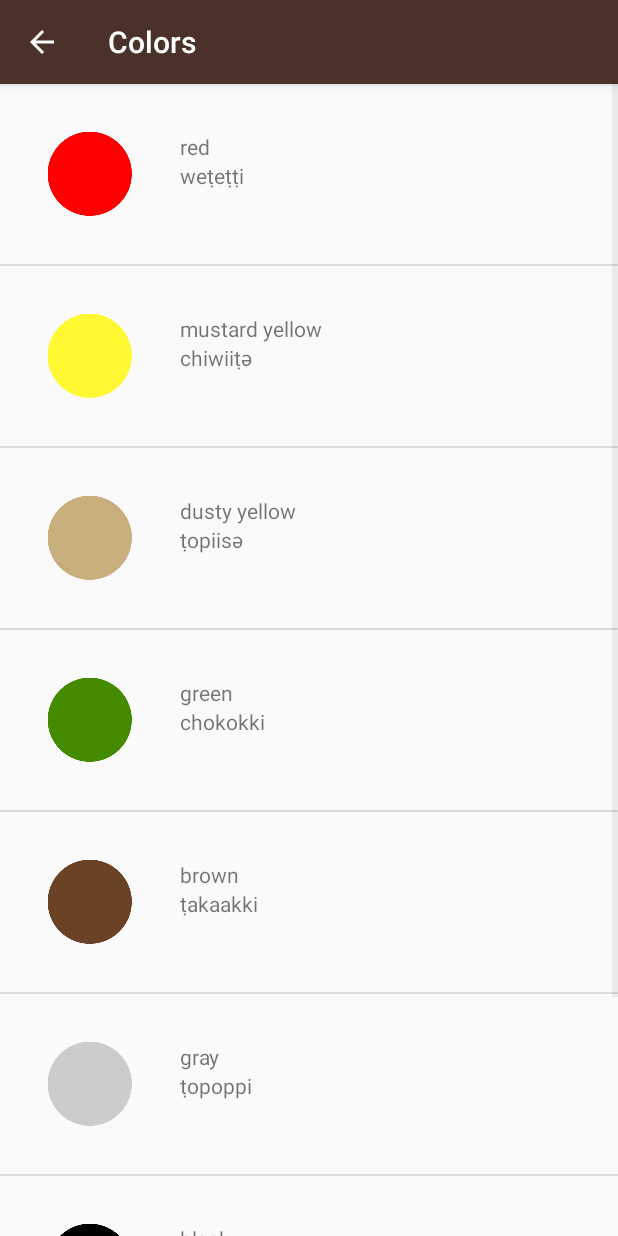
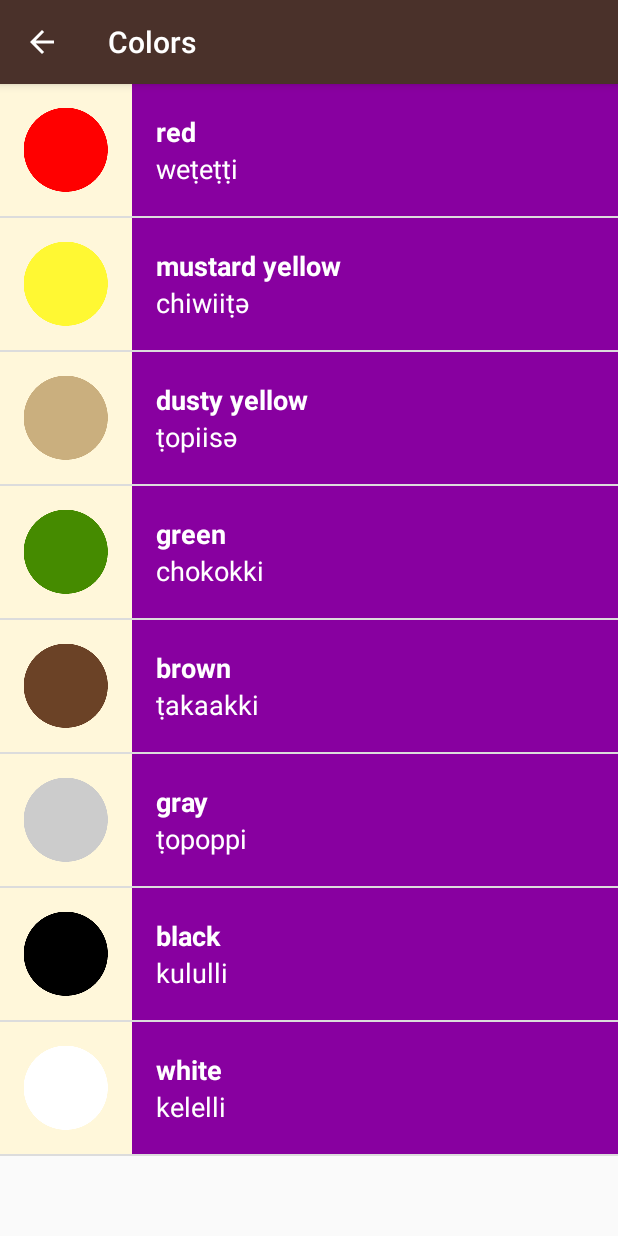
Before and after one commit to Jordi-Guardia/miwok, an Android app: the ColorsActivity screen opened directly, with no data from a screen before it, on a phone screen of 412 x 824 dp. Run offline under Robolectric (Android 15) with nearby library versions, the phone set to English and light mode, and no system bars.

Commit message:
curs 3 tema 5 video 3 els colors i les imatges ja estan ben introduides, per aquesta banda ja està. Ara començaré a introduir audio.

```diff
--- a/app/src/main/java/com/example/android/miwok/ColorsActivity.java
+++ b/app/src/main/java/com/example/android/miwok/ColorsActivity.java
@@ -32,7 +32,7 @@ public class ColorsActivity extends AppCompatActivity {
         // simple_list_item_1.xml layout resource defined in the Android framework.
         // This list item layout contains a single {@link TextView}, which the adapter will set to
         // display a single word.
-        WordAdapter adapter = new WordAdapter(this, words);
+        WordAdapter adapter = new WordAdapter(this, words, R.color.category_colors);
 
         // Find the {@link ListView} object in the view hierarchy of the {@link Activity}.
         // There should be a {@link ListView} with the view ID called list, which is declared in the
--- a/app/src/main/java/com/example/android/miwok/FamilyActivity.java
+++ b/app/src/main/java/com/example/android/miwok/FamilyActivity.java
@@ -33,7 +33,7 @@ public class FamilyActivity extends AppCompatActivity {
         // simple_list_item_1.xml layout resource defined in the Android framework.
         // This list item layout contains a single {@link TextView}, which the adapter will set to
         // display a single word.
-        WordAdapter adapter = new WordAdapter(this, words);
+        WordAdapter adapter = new WordAdapter(this, words, R.color.category_family);
 
         // Find the {@link ListView} object in the view hierarchy of the {@link Activity}.
         // There should be a {@link ListView} with the view ID called list, which is declared in the
--- a/app/src/main/java/com/example/android/miwok/MainActivity.java
+++ b/app/src/main/java/com/example/android/miwok/MainActivity.java
@@ -17,7 +17,7 @@ public class MainActivity extends AppCompatActivity {
 
         // Set the content of the activity to use the activity_main.xml layout file
         setContentView(R.layout.activity_main);
-
+        //int onPhrases;
         // Find the View that shows the numbers category
         TextView numbers = (TextView) findViewById(R.id.numbers);
 
--- a/app/src/main/java/com/example/android/miwok/NumbersActivity.java
+++ b/app/src/main/java/com/example/android/miwok/NumbersActivity.java
@@ -38,7 +38,7 @@ public class NumbersActivity extends AppCompatActivity {
         // simple_list_item_1.xml layout resource defined in the Android framework.
         // This list item layout contains a single {@link TextView}, which the adapter will set to
         // display a single word.
-        WordAdapter adapter = new WordAdapter(this, words);
+        WordAdapter adapter = new WordAdapter(this, words, R.color.category_numbers);
 
         // Find the {@link ListView} object in the view hierarchy of the {@link Activity}.
         // There should be a {@link ListView} with the view ID called list, which is declared in the
--- a/app/src/main/java/com/example/android/miwok/PhrasesActivity.java
+++ b/app/src/main/java/com/example/android/miwok/PhrasesActivity.java
@@ -34,7 +34,7 @@ public class PhrasesActivity extends AppCompatActivity {
         // simple_list_item_1.xml layout resource defined in the Android framework.
         // This list item layout contains a single {@link TextView}, which the adapter will set to
         // display a single word.
-        WordAdapter adapter = new WordAdapter(this, words);
+        WordAdapter adapter = new WordAdapter(this, words, R.color.category_phrases);
 
         // Find the {@link ListView} object in the view hierarchy of the {@link Activity}.
         // There should be a {@link ListView} with the view ID called list, which is declared in the
--- a/app/src/main/java/com/example/android/miwok/Word.java
+++ b/app/src/main/java/com/example/android/miwok/Word.java
@@ -7,49 +7,57 @@ package com.example.android.miwok;
 public class Word {
     private String mDefaultTranslation;
     private String mMiwokTranslation;
-    private int mImageResourceId;
+    private int mImageResourceId = NO_IMAGE_PROVIDED;
+    /**
+     * Constant value that represents no image was provided for this word
+     */
+    private static final int NO_IMAGE_PROVIDED = -1;
 
     /**
-     *
      * @param defaultTranslation
      * @param miwokTranslation
      */
-    public Word (String defaultTranslation, String miwokTranslation){
+    public Word(String defaultTranslation, String miwokTranslation) {
         mDefaultTranslation = defaultTranslation;
         mMiwokTranslation = miwokTranslation;
     }
 
     /**
-     *  @param defaultTranslation
+     * @param defaultTranslation
      * @param miwokTranslation
      * @param ImageResourceId
      */
-    public Word (String defaultTranslation, String miwokTranslation, int ImageResourceId){
+    public Word(String defaultTranslation, String miwokTranslation, int ImageResourceId) {
         mDefaultTranslation = defaultTranslation;
         mMiwokTranslation = miwokTranslation;
         mImageResourceId = ImageResourceId;
     }
 
     /**
-     *
      * @return És un string
      */
-    public String getDefaultTranslation (){
+    public String getDefaultTranslation() {
         return mDefaultTranslation;
     }
 
     /**
-     *
      * @return És un string
      */
-    public String getMiwokTranslation (){
+    public String getMiwokTranslation() {
         return mMiwokTranslation;
     }
 
     /**
-     *
      * @return es un integuer
      */
-    public int getImageResourceId (){return  mImageResourceId;}
+    public int getImageResourceId() {
+        return mImageResourceId;
+    }
 
+    /**
+     * Returns whether or not there is an image for this word.
+     */
+    public boolean hasImage() {
+        return mImageResourceId != NO_IMAGE_PROVIDED;
+    }
 }
--- a/app/src/main/java/com/example/android/miwok/WordAdapter.java
+++ b/app/src/main/java/com/example/android/miwok/WordAdapter.java
@@ -2,6 +2,7 @@ package com.example.android.miwok;
 
 
 import android.app.Activity;
+import android.content.Context;
 import android.view.LayoutInflater;
 import android.view.View;
 import android.view.ViewGroup;
@@ -9,13 +10,15 @@ import android.widget.Adapter;
 import android.widget.ArrayAdapter;
 import android.widget.ImageView;
 import android.widget.TextView;
-
+import android.content.Context;
 import androidx.annotation.NonNull;
 import androidx.annotation.Nullable;
+import androidx.core.content.ContextCompat;
 
 import java.util.ArrayList;
 
 public class WordAdapter extends ArrayAdapter<Word> {
+    private int mColorResourceId;
     private static final String LOG_TAG = WordAdapter.class.getSimpleName();
 
     /**
@@ -24,14 +27,17 @@ public class WordAdapter extends ArrayAdapter<Word> {
      * to populate into the lists.
      *
      * @param context The current context. Used to inflate the layout file.
-     * @param word    A List of AndroidFlavor objects to display in a list
+     *
      */
-    public WordAdapter(Activity context, ArrayList<Word> word) {
+
+    public WordAdapter(Context context, ArrayList<Word> words, int colorResourceId) {
+        super(context, 0, words);
+        mColorResourceId = colorResourceId;
         // Here, we initialize the ArrayAdapter's internal storage for the context and the list.
         // the second argument is used when the ArrayAdapter is populating a single TextView.
         // Because this is a custom adapter for two TextViews and an ImageView, the adapter is not
         // going to use this second argument, so it can be any value. Here, we used 0.
-        super(context, 0, word);
+        // super(context, 0, word);
     }
 
     /**
@@ -67,13 +73,27 @@ public class WordAdapter extends ArrayAdapter<Word> {
         // set this text on the number TextView
         numberTextView.setText(currentWord.getMiwokTranslation());
 
+
         // Find the ImageView in the list_item.xml layout with the ID list_item_icon
-        ImageView iconView = (ImageView) listItemView.findViewById(R.id.list_item_icon);
+        ImageView imageView = (ImageView) listItemView.findViewById(R.id.list_item_icon);
         // Get the image resource ID from the current AndroidFlavor object and
-        // set the image to iconView
-        iconView.setImageResource(currentWord.getImageResourceId());
+        if (currentWord.hasImage()) {
+            // set the image to iconView
+            imageView.setImageResource(currentWord.getImageResourceId());
+            imageView.setVisibility(View.VISIBLE);
+        } else {
+            // Otherwise hide the ImageView (set visibility to GONE)
+            imageView.setVisibility(View.GONE);
+        }
+        // Return the whole list item layout (containing 2 TextViews and an ImageView)
 
-        // Return the whole list item layout (containing 2 TextViews and an ImageView)
+        // Set the theme color for the list item
+        View textContainer = listItemView.findViewById(R.id.text_container);
+        // Find the color that the resource ID maps to
+        int color = ContextCompat.getColor(getContext(), mColorResourceId);
+
+        // Set the background color of the text container View
+        textContainer.setBackgroundColor(color);
         // so that it can be shown in the ListView
         return listItemView;
     }
--- a/app/src/main/res/layout/list_item.xml
+++ b/app/src/main/res/layout/list_item.xml
@@ -3,33 +3,44 @@
     xmlns:tools="http://schemas.android.com/tools"
     android:layout_width="match_parent"
     android:layout_height="wrap_content"
-    android:orientation="horizontal"
-    android:padding="16dp">
+    android:background="@color/tan_background"
+    android:minHeight="@dimen/list_item_height"
+    android:orientation="horizontal">
 
     <ImageView
         android:id="@+id/list_item_icon"
-        android:layout_width="wrap_content"
-        android:layout_height="wrap_content"
-        android:src="@drawable/color_black"
-        android:contentDescription="@string/descrip" />
+        android:layout_width="@dimen/list_item_height"
+        android:layout_height="@dimen/list_item_height"
+        android:contentDescription="@string/imatgl_texte" />
 
     <LinearLayout
-        android:layout_width="255dp"
-        android:layout_height="wrap_content"
+        android:id="@+id/text_container"
+        android:layout_width="match_parent"
+        android:layout_height="match_parent"
         android:orientation="vertical"
-        android:padding="16dp">
+        android:paddingLeft="16dp">
 
-     <TextView
+
+        <TextView
             android:id="@+id/miwok_text_view"
             android:layout_width="match_parent"
-            android:layout_height="wrap_content"
+            android:layout_height="0dp"
+            android:layout_weight="1"
+            android:gravity="bottom"
+            android:textAppearance="?android:textAppearanceMedium"
+            android:textColor="@android:color/white"
+            android:textStyle="bold"
             tools:text="lutti" />
 
 
         <TextView
             android:id="@+id/default_text_view"
             android:layout_width="match_parent"
-            android:layout_height="wrap_content"
+            android:layout_height="0dp"
+            android:layout_weight="1"
+            android:gravity="top"
+            android:textAppearance="?android:textAppearanceMedium"
+            android:textColor="@android:color/white"
             tools:text="one" />
 
 
--- a/app/src/main/res/values/strings.xml
+++ b/app/src/main/res/values/strings.xml
@@ -15,4 +15,5 @@
     <!-- Category name for the vocabulary words for family members [CHAR LIMIT=20] -->
     <string name="category_family">Family Members</string>
     <string name="descrip">Imatge per a visualitzar</string>
+    <string name="imatgl_texte">Imatge en referencia al texte</string>
 </resources>
```
